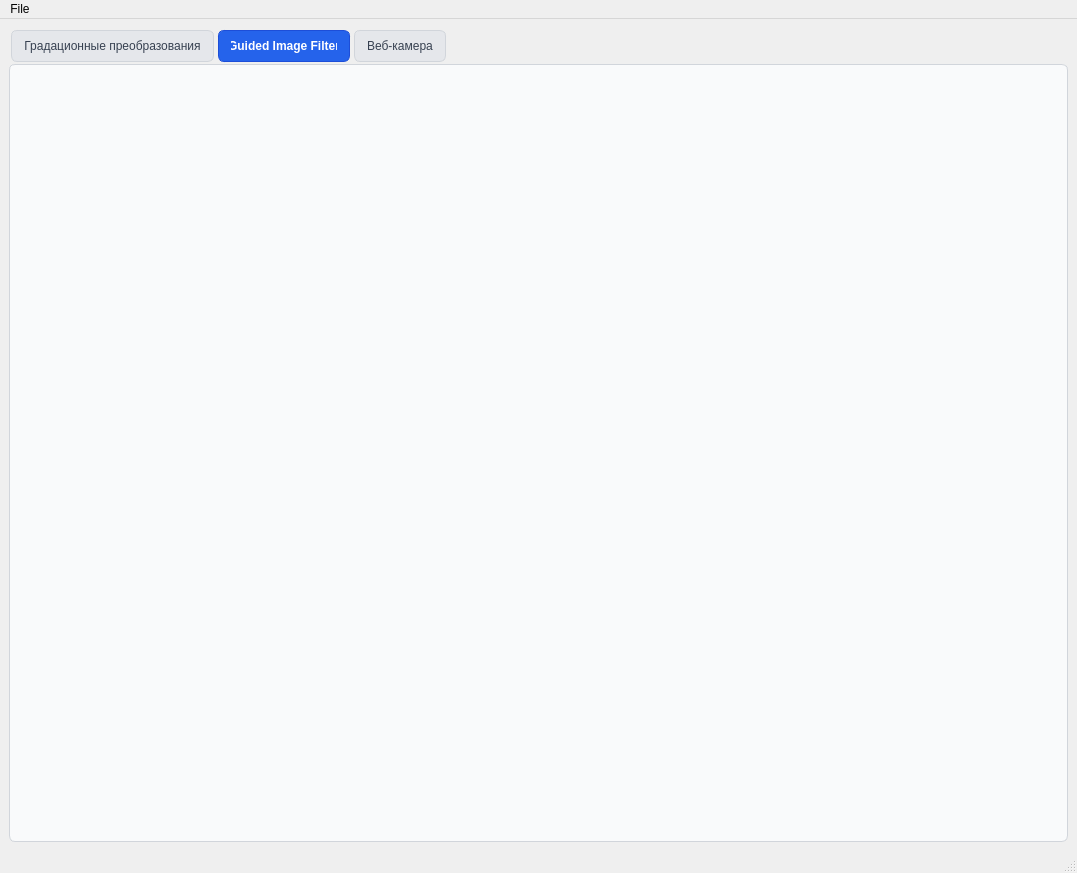
Above: DIP/MyApp.ui from KYashin/Digital-Image-Processing before the change. Below: the same form after it.
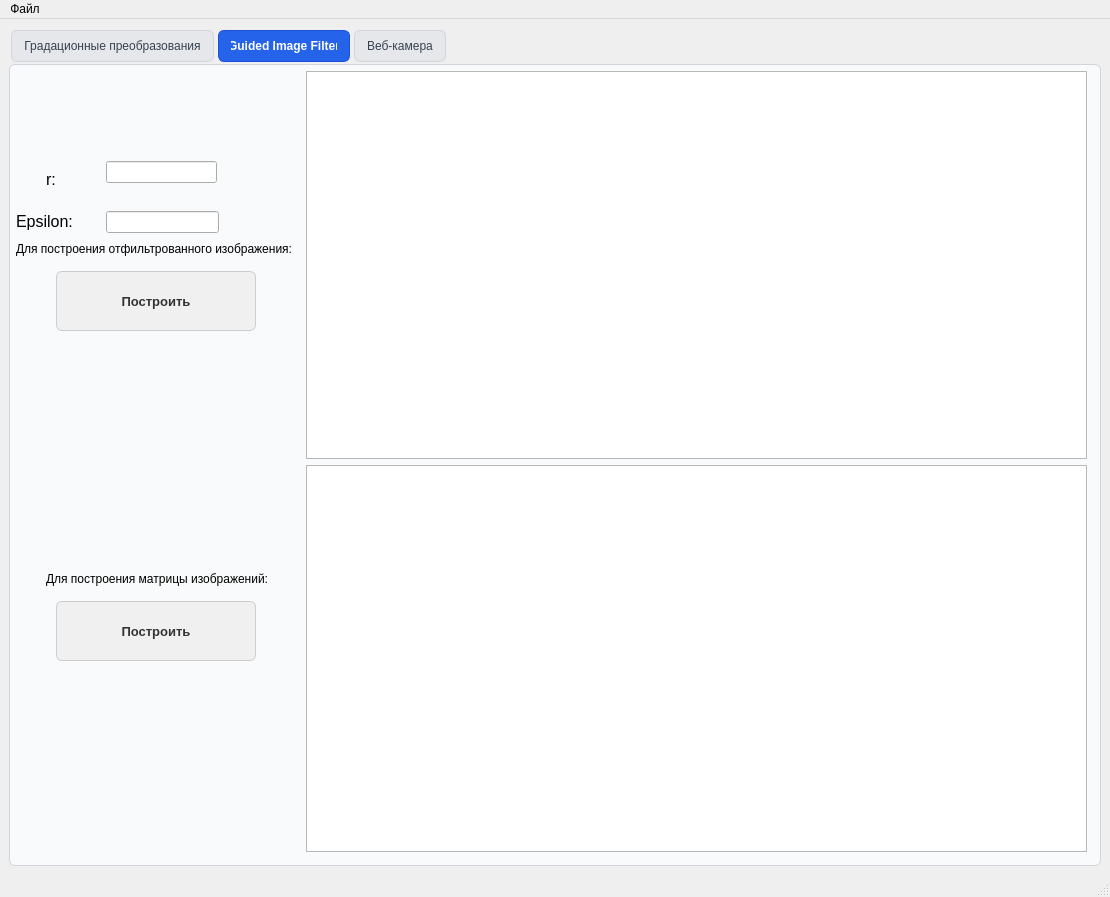
That is the form after the change. The open tabs and pages were chosen to show the change.

Commit message: Сделал GIF-фильтр, апргейд gui, добавил картинку кота, сделал видео в негативе.

Diff of the .ui file:
```diff
--- a/DIP/MyApp.ui
+++ b/DIP/MyApp.ui
@@ -6,16 +6,16 @@
    <rect>
     <x>0</x>
     <y>0</y>
-    <width>1077</width>
-    <height>873</height>
+    <width>1110</width>
+    <height>897</height>
    </rect>
   </property>
   <property name="windowTitle">
    <string>Digital Image Processing</string>
   </property>
   <widget class="QWidget" name="centralwidget">
-   <layout class="QHBoxLayout" name="horizontalLayout">
-    <item>
+   <layout class="QGridLayout" name="gridLayout">
+    <item row="0" column="1">
      <widget class="QTabWidget" name="tabWidget">
       <property name="enabled">
        <bool>true</bool>
@@ -861,6 +861,200 @@
        <attribute name="title">
         <string>Guided Image Filter</string>
        </attribute>
+       <widget class="QWidget" name="verticalLayoutWidget">
+        <property name="geometry">
+         <rect>
+          <x>290</x>
+          <y>0</y>
+          <width>781</width>
+          <height>781</height>
+         </rect>
+        </property>
+        <layout class="QVBoxLayout" name="verticalLayout_2">
+         <item>
+          <widget class="QGraphicsView" name="graphicsView_2"/>
+         </item>
+         <item>
+          <widget class="QGraphicsView" name="graphicsView_3"/>
+         </item>
+        </layout>
+       </widget>
+       <widget class="QPushButton" name="pushButton_matrix">
+        <property name="geometry">
+         <rect>
+          <x>40</x>
+          <y>530</y>
+          <width>200</width>
+          <height>60</height>
+         </rect>
+        </property>
+        <property name="statusTip">
+         <string>Построить матрицу изображений с заранее заданными r и epsilon</string>
+        </property>
+        <property name="styleSheet">
+         <string notr="true">QPushButton {
+    background-color: #F0F0F0;         /* Светло-серый фон */
+    color: #333333;                   /* Тёмно-серый текст */
+    border: 1px solid #CCCCCC;        /* Светло-серая обводка */
+    border-radius: 6px;               /* Лёгкое закругление углов */
+    padding: 8px 14px;                /* Внутренние отступы */
+    font-size: 13px;                  /* Размер шрифта */
+    font-family: &quot;Segoe UI&quot;, sans-serif; /* Современный шрифт */
+    font-weight: 500;                 /* Умеренная толщина текста */
+    transition: all 0.3s ease;        /* Плавный переход */
+}
+
+QPushButton:hover {
+    background-color: #E6E6E6;        /* Немного темнее при наведении */
+    border-color: #B3B3B3;            /* Подчеркнутая обводка */
+}
+
+QPushButton:pressed {
+    background-color: #D9D9D9;        /* Ещё темнее при нажатии */
+    color: #000000;                   /* Чёрный текст для акцента */
+    border-color: #999999;            /* Более тёмная обводка */
+    transform: scale(0.98);           /* Лёгкое сжатие при нажатии */
+}
+
+QPushButton:disabled {
+    background-color: #F8F8F8;        /* Почти белый фон */
+    color: #A6A6A6;                   /* Блеклый текст */
+    border: 1px solid #E0E0E0;        /* Почти незаметная обводка */
+}</string>
+        </property>
+        <property name="text">
+         <string>Построить</string>
+        </property>
+       </widget>
+       <widget class="QPushButton" name="pushButton_gif">
+        <property name="geometry">
+         <rect>
+          <x>40</x>
+          <y>200</y>
+          <width>200</width>
+          <height>60</height>
+         </rect>
+        </property>
+        <property name="statusTip">
+         <string>Построить отфильтрованное изображение с заддаными пользователем r и epsilon</string>
+        </property>
+        <property name="styleSheet">
+         <string notr="true">QPushButton {
+    background-color: #F0F0F0;         /* Светло-серый фон */
+    color: #333333;                   /* Тёмно-серый текст */
+    border: 1px solid #CCCCCC;        /* Светло-серая обводка */
+    border-radius: 6px;               /* Лёгкое закругление углов */
+    padding: 8px 14px;                /* Внутренние отступы */
+    font-size: 13px;                  /* Размер шрифта */
+    font-family: &quot;Segoe UI&quot;, sans-serif; /* Современный шрифт */
+    font-weight: 500;                 /* Умеренная толщина текста */
+    transition: all 0.3s ease;        /* Плавный переход */
+}
+
+QPushButton:hover {
+    background-color: #E6E6E6;        /* Немного темнее при наведении */
+    border-color: #B3B3B3;            /* Подчеркнутая обводка */
+}
+
+QPushButton:pressed {
+    background-color: #D9D9D9;        /* Ещё темнее при нажатии */
+    color: #000000;                   /* Чёрный текст для акцента */
+    border-color: #999999;            /* Более тёмная обводка */
+    transform: scale(0.98);           /* Лёгкое сжатие при нажатии */
+}
+
+QPushButton:disabled {
+    background-color: #F8F8F8;        /* Почти белый фон */
+    color: #A6A6A6;                   /* Блеклый текст */
+    border: 1px solid #E0E0E0;        /* Почти незаметная обводка */
+}</string>
+        </property>
+        <property name="text">
+         <string>Построить</string>
+        </property>
+       </widget>
+       <widget class="QLineEdit" name="lineEdit_epsilon">
+        <property name="geometry">
+         <rect>
+          <x>90</x>
+          <y>140</y>
+          <width>113</width>
+          <height>22</height>
+         </rect>
+        </property>
+       </widget>
+       <widget class="QLineEdit" name="lineEdit_r">
+        <property name="geometry">
+         <rect>
+          <x>90</x>
+          <y>90</y>
+          <width>111</width>
+          <height>22</height>
+         </rect>
+        </property>
+       </widget>
+       <widget class="QLabel" name="label_2">
+        <property name="geometry">
+         <rect>
+          <x>30</x>
+          <y>100</y>
+          <width>31</width>
+          <height>16</height>
+         </rect>
+        </property>
+        <property name="font">
+         <font>
+          <pointsize>12</pointsize>
+         </font>
+        </property>
+        <property name="text">
+         <string>r:</string>
+        </property>
+       </widget>
+       <widget class="QLabel" name="label_3">
+        <property name="geometry">
+         <rect>
+          <x>0</x>
+          <y>140</y>
+          <width>61</width>
+          <height>21</height>
+         </rect>
+        </property>
+        <property name="font">
+         <font>
+          <pointsize>12</pointsize>
+         </font>
+        </property>
+        <property name="text">
+         <string>Epsilon:</string>
+        </property>
+       </widget>
+       <widget class="QLabel" name="label_4">
+        <property name="geometry">
+         <rect>
+          <x>30</x>
+          <y>500</y>
+          <width>231</width>
+          <height>16</height>
+         </rect>
+        </property>
+        <property name="text">
+         <string>Для построения матрицы изображений:</string>
+        </property>
+       </widget>
+       <widget class="QLabel" name="label_5">
+        <property name="geometry">
+         <rect>
+          <x>0</x>
+          <y>170</y>
+          <width>281</width>
+          <height>16</height>
+         </rect>
+        </property>
+        <property name="text">
+         <string>Для построения отфильтрованного изображения:</string>
+        </property>
+       </widget>
       </widget>
       <widget class="QWidget" name="cam">
        <attribute name="title">
@@ -876,13 +1070,13 @@
     <rect>
      <x>0</x>
      <y>0</y>
-     <width>1077</width>
+     <width>1110</width>
      <height>22</height>
     </rect>
    </property>
    <widget class="QMenu" name="menuFile">
     <property name="title">
-     <string>File</string>
+     <string>Файл</string>
     </property>
     <addaction name="actionOpen_image"/>
    </widget>
```
Left out of the diff: 57 changed lines with no effect on the pictures. The commit also changes 3 other files.
